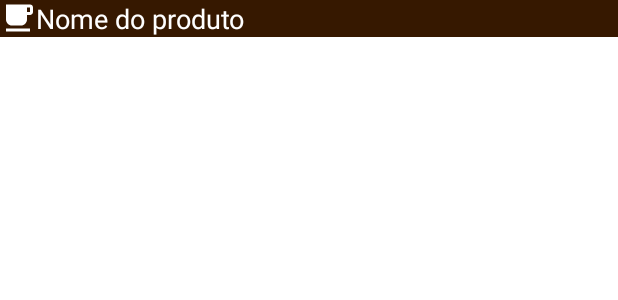
After one commit to PedroHenrique59/TrabalhoPit2, an Android app: the layout adapter_produto.xml on its own in the app's theme, with its tools: preview values and no code run, on a phone screen of 412 x 824 dp. The commit adds this screen. Shown: the top 300 px of the screen. Run offline under Robolectric (Android 15) with nearby library versions, the phone set to English and light mode, and no system bars; Roboto replaces fonts that are not available here.

Commit message:
listando dados produto inicial

```diff
--- a/app/src/main/AndroidManifest.xml
+++ b/app/src/main/AndroidManifest.xml
@@ -17,7 +17,8 @@
         android:roundIcon="@mipmap/ic_launcher_round"
         android:supportsRtl="true"
         android:theme="@style/AppTheme">
-        <activity android:name=".activity.EditarCategoriaActivity"></activity>
+        <activity android:name=".activity.VerProdutosActivity"></activity>
+        <activity android:name=".activity.EditarCategoriaActivity" />
         <activity android:name=".activity.VerCategoriasActivity" />
         <activity
             android:name=".activity.NaoExisteAlertaActivity"
--- a/app/src/main/java/com/fornadagora/adapter/AdapterAlertaUsuario.java
+++ b/app/src/main/java/com/fornadagora/adapter/AdapterAlertaUsuario.java
@@ -18,7 +18,6 @@ import androidx.recyclerview.widget.RecyclerView;
 import com.fornadagora.R;
 import com.fornadagora.activity.EditarAlertaUsuarioActivity;
 import com.fornadagora.activity.NaoExisteAlertaActivity;
-import com.fornadagora.activity.VerAlertaUsuarioActivity;
 import com.fornadagora.helper.ConfiguracaoFirebase;
 import com.fornadagora.model.Alerta;
 import com.fornadagora.vo.AlertaVO;
@@ -89,7 +88,7 @@ public class AdapterAlertaUsuario extends RecyclerView.Adapter<AdapterAlertaUsua
 
             nomeAlerta = itemView.findViewById(R.id.textViewNomeAlerta);
             nomePadaria = itemView.findViewById(R.id.textViewNomePadaria);
-            nomeProduto = itemView.findViewById(R.id.textViewNomeProduto);
+            nomeProduto = itemView.findViewById(R.id.textViewNomeProdutoAdp);
             imageViewExcluir = itemView.findViewById(R.id.imageViewExcluir);
             imageViewEditar = itemView.findViewById(R.id.imageViewEditar);
 
--- a/app/src/main/java/com/fornadagora/adapter/AdapterCategorias.java
+++ b/app/src/main/java/com/fornadagora/adapter/AdapterCategorias.java
@@ -15,7 +15,6 @@ import androidx.annotation.NonNull;
 import androidx.recyclerview.widget.RecyclerView;
 
 import com.fornadagora.R;
-import com.fornadagora.activity.EditarAlertaUsuarioActivity;
 import com.fornadagora.activity.EditarCategoriaActivity;
 import com.fornadagora.helper.ConfiguracaoFirebase;
 import com.fornadagora.model.Categoria;
@@ -75,7 +74,7 @@ public class AdapterCategorias extends RecyclerView.Adapter<AdapterCategorias.My
 
         public MyViewHolder(@NonNull final View itemView) {
             super(itemView);
-            nomeCategoria = itemView.findViewById(R.id.textViewNomeCategoria);
+            nomeCategoria = itemView.findViewById(R.id.textViewNomeProduto);
             imageViewExcluir = itemView.findViewById(R.id.imageViewExcluirCategoria);
             imageViewEditar = itemView.findViewById(R.id.imageViewEditarCategoria);
 
--- /dev/null
+++ b/app/src/main/res/layout/adapter_produto.xml
@@ -0,0 +1,29 @@
+<?xml version="1.0" encoding="utf-8"?>
+<LinearLayout xmlns:android="http://schemas.android.com/apk/res/android"
+    xmlns:app="http://schemas.android.com/apk/res-auto"
+    android:layout_width="match_parent"
+    android:layout_height="wrap_content"
+    android:background="@color/cor_recycler"
+    android:orientation="vertical">
+
+    <LinearLayout
+        android:layout_width="match_parent"
+        android:layout_height="wrap_content"
+        android:orientation="horizontal">
+
+        <ImageView
+            android:id="@+id/imageViewProdutoIcone"
+            android:layout_width="wrap_content"
+            android:layout_height="wrap_content"
+            app:srcCompat="@drawable/ic_produto_alerta_24" />
+
+        <TextView
+            android:id="@+id/textViewNomeProdutoAdp"
+            android:layout_width="wrap_content"
+            android:layout_height="wrap_content"
+            android:text="@string/nomeproduto"
+            android:textColor="@color/colorPrimary"
+            android:textSize="18sp" />
+    </LinearLayout>
+
+</LinearLayout>
--- a/app/src/main/res/menu/activity_main_drawer.xml
+++ b/app/src/main/res/menu/activity_main_drawer.xml
@@ -39,7 +39,11 @@
         <item
             android:id="@+id/nav_gerenciar_categorias"
             android:icon="@drawable/ic_editar"
-            android:title="@string/ver_categorias" />
+            android:title="@string/gerenciarcategorias" />
+        <item
+            android:id="@+id/nav_gerenciar_produtos"
+            android:icon="@drawable/ic_editar"
+            android:title="@string/gerenciarprodutos" />
         <item
             android:id="@+id/nav_excluir_conta"
             android:icon="@drawable/ic_excluir"
--- a/app/src/main/res/values/strings.xml
+++ b/app/src/main/res/values/strings.xml
@@ -59,8 +59,10 @@
     <string name="nenhumalerta">Nenhum alerta cadastrado :(</string>
     <string name="naopossuiconta">Não possui uma conta? Cadastre-se</string>
     <string name="todo">A definir</string>
-    <string name="ver_categorias">Gerenciar categorias</string>
+    <string name="gerenciarcategorias">Gerenciar categorias</string>
     <string name="nomecategoria">Nome da categoria</string>
+    <string name="ver_produtos">Ver produtos</string>
+    <string name="gerenciarprodutos">Gerencias produtos</string>
 
     <string name="title_activity_menu_lateral">MenuLateralActivity</string>
     <string name="navigation_drawer_open">Open navigation drawer</string>
```
Also changed, not shown: app/src/main/java/com/fornadagora/activity/MenuLateralActivity.java (+13 -0 lines), app/src/main/java/com/fornadagora/activity/VerProdutosActivity.java (added, +142 -0 lines), app/src/main/java/com/fornadagora/adapter/AdapterProdutos.java (added, +54 -0 lines), app/src/main/res/layout/activity_ver_produtos.xml (added, +17 -0 lines).
